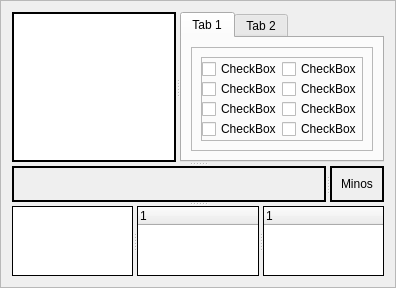
The window that mqt/MqtLogger/tsinglelogframe.ui (zsteva/backup-minos2) describes before a commit, drawn with Qt 5.
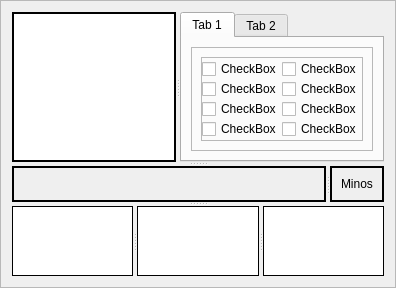
The same window after the commit. Custom widgets are drawn as their Qt base class.

The edit to the form file:
```diff
--- a/mqt/MqtLogger/tsinglelogframe.ui
+++ b/mqt/MqtLogger/tsinglelogframe.ui
@@ -354,6 +354,12 @@
        <property name="midLineWidth">
         <number>1</number>
        </property>
+       <property name="horizontalScrollBarPolicy">
+        <enum>Qt::ScrollBarAsNeeded</enum>
+       </property>
+       <property name="sizeAdjustPolicy">
+        <enum>QAbstractScrollArea::AdjustToContents</enum>
+       </property>
        <property name="editTriggers">
         <set>QAbstractItemView::NoEditTriggers</set>
        </property>
@@ -385,6 +391,15 @@
        <property name="midLineWidth">
         <number>1</number>
        </property>
+       <property name="horizontalScrollBarPolicy">
+        <enum>Qt::ScrollBarAsNeeded</enum>
+       </property>
+       <property name="sizeAdjustPolicy">
+        <enum>QAbstractScrollArea::AdjustToContents</enum>
+       </property>
+       <attribute name="headerVisible">
+        <bool>false</bool>
+       </attribute>
        <column>
         <property name="text">
          <string notr="true">1</string>
@@ -407,6 +422,15 @@
        <property name="midLineWidth">
         <number>1</number>
        </property>
+       <property name="horizontalScrollBarPolicy">
+        <enum>Qt::ScrollBarAsNeeded</enum>
+       </property>
+       <property name="sizeAdjustPolicy">
+        <enum>QAbstractScrollArea::AdjustToContents</enum>
+       </property>
+       <attribute name="headerVisible">
+        <bool>false</bool>
+       </attribute>
        <column>
         <property name="text">
          <string notr="true">1</string>
```
